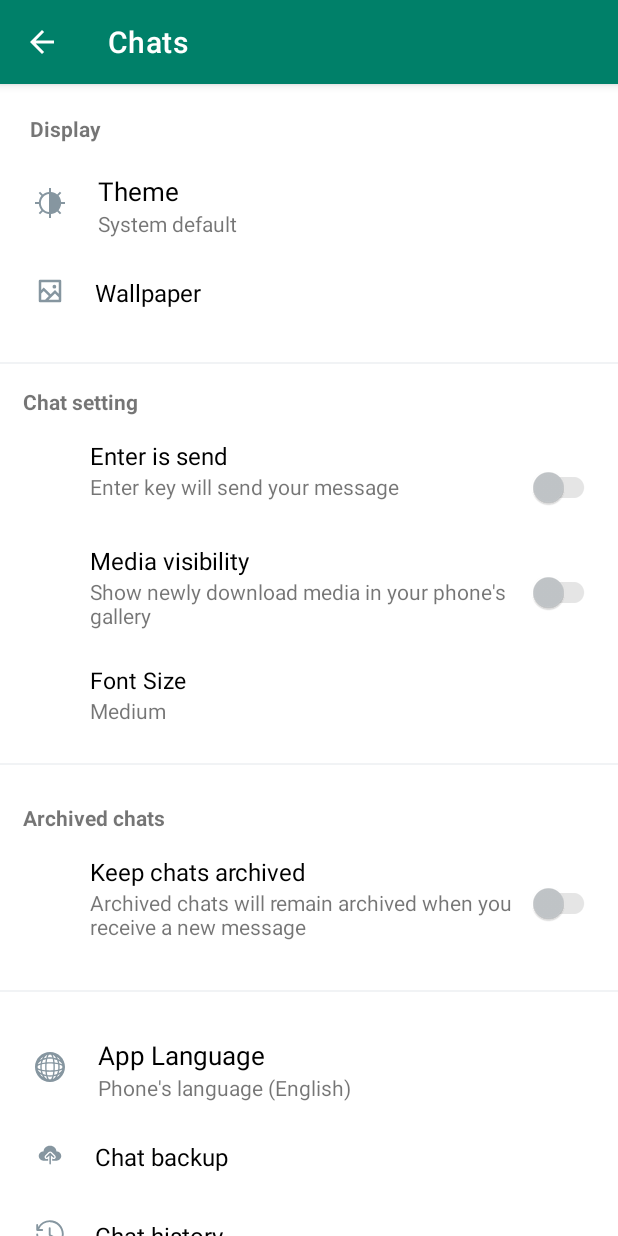
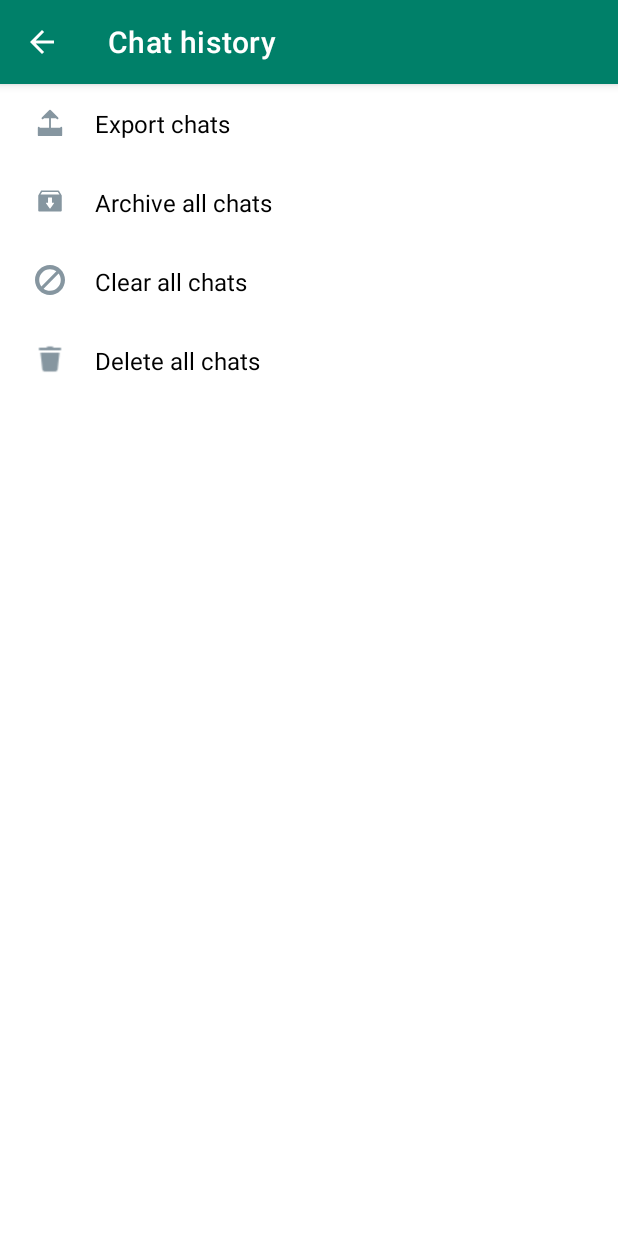
Before and after one commit to srinathcs/whatsapp_clone, an Android app: the SettingChatActivity screen opened directly, with no data from a screen before it, after a tap on "Chat history", on a phone screen of 412 x 824 dp. Run offline under Robolectric (Android 15) with nearby library versions, the phone set to English and light mode, and no system bars.

Commit message:
chat setting fully done

```diff
--- a/app/src/main/AndroidManifest.xml
+++ b/app/src/main/AndroidManifest.xml
@@ -60,6 +60,8 @@
 
         <activity android:name=".presentation.chatSettingBackup.ChatBackUpActivity" />
 
+        <activity android:name=".presentation.chatSettingHistory.ChatSettingHistoryActivity" />
+
     </application>
 
 </manifest>
--- /dev/null
+++ b/app/src/main/java/com/whatsapp/clone/presentation/chatSettingHistory/ChatSettingHistoryActivity.java
@@ -0,0 +1,88 @@
+package com.whatsapp.clone.presentation.chatSettingHistory;
+
+import android.graphics.Color;
+import android.graphics.drawable.ColorDrawable;
+import android.os.Bundle;
+import android.view.MenuItem;
+import android.view.Window;
+
+import androidx.annotation.Nullable;
+import androidx.appcompat.app.ActionBar;
+import androidx.appcompat.app.AppCompatActivity;
+
+import com.whatsapp.clone.R;
+import com.whatsapp.clone.presentation.chatClearAllFragment.ChatClearAllFragment;
+import com.whatsapp.clone.presentation.chatDeleteAllChatsFragment.ChatDeleteAllChatFragment;
+import com.whatsapp.clone.presentation.chatHistoryArchiveFragement.ChatHistoryArchiveFragment;
+import com.whatsapp.clone.widgets.accountItemView.AccountItemView;
+import com.whatsapp.clone.widgets.accountItemView.ui.utils.AccountItem;
+import com.whatsapp.clone.widgets.settingItemView.listener.ItemClickListener;
+
+public class ChatSettingHistoryActivity extends AppCompatActivity {
+    ActionBar actionBar;
+    AccountItemView aivExport, aivArchive, aivClear, aivDelete;
+
+    @Override
+    protected void onCreate(@Nullable Bundle savedInstanceState) {
+        super.onCreate(savedInstanceState);
+        setContentView(R.layout.activity_chat_history);
+        initView();
+        onConfigSetup();
+        onActionbarSetup();
+    }
+
+    private void initView() {
+        aivExport = findViewById(R.id.aivExport);
+        aivArchive = findViewById(R.id.aivArchive);
+        aivClear = findViewById(R.id.aivClear);
+        aivDelete = findViewById(R.id.aivDelete);
+    }
+
+    private void onConfigSetup() {
+        aivExport.setItemInfo(AccountItem.EXPORT_CHAT);
+        aivArchive.setItemInfo(AccountItem.ARCHIVED_ALL_CHAT);
+        aivClear.setItemInfo(AccountItem.CLEAR_ALL_CHATS);
+        aivDelete.setItemInfo(AccountItem.DELETE_ALL_CHATS);
+        aivArchive.setItemClickListener(new ItemClickListener() {
+            @Override
+            public void onClicked() {
+                ChatHistoryArchiveFragment chatHistoryArchiveFragment = new ChatHistoryArchiveFragment();
+                chatHistoryArchiveFragment.show(getSupportFragmentManager(), "example");
+            }
+        });
+        aivClear.setItemClickListener(new ItemClickListener() {
+            @Override
+            public void onClicked() {
+                ChatClearAllFragment chatClearAllFragment = new ChatClearAllFragment();
+                chatClearAllFragment.show(getSupportFragmentManager(), "example");
+            }
+        });
+        aivDelete.setItemClickListener(new ItemClickListener() {
+            @Override
+            public void onClicked() {
+                ChatDeleteAllChatFragment chatDeleteAllChatFragment = new ChatDeleteAllChatFragment();
+                chatDeleteAllChatFragment.show(getSupportFragmentManager(), "example");
+            }
+        });
+    }
+
+    private void onActionbarSetup() {
+        actionBar = getSupportActionBar();
+        ColorDrawable colorDrawable = new ColorDrawable(Color.parseColor("#008069"));
+        actionBar.setBackgroundDrawable(colorDrawable);
+        actionBar.setDisplayHomeAsUpEnabled(true);
+        actionBar.setTitle("Chat history");
+        Window window = this.getWindow();
+        window.setStatusBarColor(this.getResources().getColor(R.color.green));
+    }
+
+    @Override
+    public boolean onOptionsItemSelected(MenuItem item) {
+        if (item.getItemId() == android.R.id.home) {
+            onBackPressed();
+            return true;
+        }
+
+        return super.onOptionsItemSelected(item);
+    }
+}
--- a/app/src/main/java/com/whatsapp/clone/presentation/settingChat/SettingChatActivity.java
+++ b/app/src/main/java/com/whatsapp/clone/presentation/settingChat/SettingChatActivity.java
@@ -15,6 +15,7 @@ import com.whatsapp.clone.R;
 import com.whatsapp.clone.presentation.chatLanguageFragment.SettingChatLanguageFragment;
 import com.whatsapp.clone.presentation.chatSettingBackup.ChatBackUpActivity;
 import com.whatsapp.clone.presentation.chatSettingCardTheme.ChatSettingThemeFragment;
+import com.whatsapp.clone.presentation.chatSettingHistory.ChatSettingHistoryActivity;
 import com.whatsapp.clone.presentation.settingChatFontFragment.SettingChatFontFragment;
 import com.whatsapp.clone.presentation.settingWallpaper.SettingWallpaperActivity;
 import com.whatsapp.clone.widgets.accountItemView.AccountItemView;
@@ -29,7 +30,7 @@ public class SettingChatActivity extends AppCompatActivity {
     ActionBar actionBar;
     ChatSettingDisplay mChatSettingDisplay;
     SettingItemView chatTheme, chatLanguage;
-    AccountItemView chatWallpaper,mAccountBackUp;
+    AccountItemView chatWallpaper, chatBackUp,chatHistory;
     ChatSetting mChatSetting;
     PrivacyItemView mFontSize;
     ChatSettingArchived mChatSettingArchived;
@@ -43,10 +44,12 @@ public class SettingChatActivity extends AppCompatActivity {
         onActionbarConfig();
         initWidget();
         onWallpaperSetup();
+        onChatHistory();
     }
 
     private void initView() {
-        mAccountBackUp = findViewById(R.id.chatBackup);
+        chatHistory=findViewById(R.id.chatHistory);
+        chatBackUp = findViewById(R.id.chatBackup);
         mFontSize = findViewById(R.id.chatFont);
         chatTheme = findViewById(R.id.chatTheme);
         chatLanguage = findViewById(R.id.chatAppLang);
@@ -86,7 +89,7 @@ public class SettingChatActivity extends AppCompatActivity {
                 onLanguageSetup();
             }
         });
-        mAccountBackUp.setItemClickListener(new ItemClickListener() {
+        chatBackUp.setItemClickListener(new ItemClickListener() {
             @Override
             public void onClicked() {
                 Intent intent= new Intent(SettingChatActivity.this, ChatBackUpActivity.class);
@@ -127,6 +130,16 @@ public class SettingChatActivity extends AppCompatActivity {
         });
     }
 
+    private void onChatHistory(){
+        chatHistory.setItemClickListener(new ItemClickListener() {
+            @Override
+            public void onClicked() {
+                Intent intent= new Intent(SettingChatActivity.this, ChatSettingHistoryActivity.class);
+                startActivity(intent);
+            }
+        });
+    }
+
     @Override
     public boolean onOptionsItemSelected(MenuItem item) {
         if (item.getItemId() == android.R.id.home) {
--- a/app/src/main/java/com/whatsapp/clone/widgets/accountItemView/AccountItemView.java
+++ b/app/src/main/java/com/whatsapp/clone/widgets/accountItemView/AccountItemView.java
@@ -98,7 +98,18 @@ public class AccountItemView extends LinearLayoutCompat {
             case REQUEST_REPORT:
                 onRequestSentSetup();
                 break;
-
+            case EXPORT_CHAT:
+                onExportChatSetup();
+                break;
+            case ARCHIVED_ALL_CHAT:
+                onArchiveSetup();
+                break;
+            case CLEAR_ALL_CHATS:
+                onClearAllChatSetup();
+                break;
+            case DELETE_ALL_CHATS:
+                onDeleteAllChats();
+                break;
         }
     }
 
@@ -136,4 +147,24 @@ public class AccountItemView extends LinearLayoutCompat {
         setTitle(getContext().getString(R.string.reqAccItem));
         setIcon(ResourcesCompat.getDrawable(getResources(), R.drawable.ic_doucment, mContext.getTheme()));
     }
+
+    public void onExportChatSetup() {
+        setTitle("Export chats");
+        setIcon(ResourcesCompat.getDrawable(getResources(), R.drawable.ic_export, mContext.getTheme()));
+    }
+
+    public void onArchiveSetup() {
+        setTitle("Archive all chats");
+        setIcon(ResourcesCompat.getDrawable(getResources(), R.drawable.ic_archive, mContext.getTheme()));
+    }
+
+    public void onClearAllChatSetup() {
+        setTitle("Clear all chats");
+        setIcon(ResourcesCompat.getDrawable(getResources(), R.drawable.ic_circle, mContext.getTheme()));
+    }
+
+    public void onDeleteAllChats() {
+        setTitle("Delete all chats");
+        setIcon(ResourcesCompat.getDrawable(getResources(), R.drawable.ic_dlt, mContext.getTheme()));
+    }
 }
--- a/app/src/main/java/com/whatsapp/clone/widgets/accountItemView/ui/utils/AccountItem.java
+++ b/app/src/main/java/com/whatsapp/clone/widgets/accountItemView/ui/utils/AccountItem.java
@@ -1,5 +1,6 @@
 package com.whatsapp.clone.widgets.accountItemView.ui.utils;
 
 public enum AccountItem {
-    PRIVACY, SECURITY, TWO_STEP_VERIFICATION, CHANGE_NUMBER, REQUEST_ACCOUNT_INFO, DELETE_MY_ACCOUNT, REQUEST_REPORT
+    PRIVACY, SECURITY, TWO_STEP_VERIFICATION, CHANGE_NUMBER, REQUEST_ACCOUNT_INFO, DELETE_MY_ACCOUNT, REQUEST_REPORT,EXPORT_CHAT,
+    ARCHIVED_ALL_CHAT, CLEAR_ALL_CHATS, DELETE_ALL_CHATS
 }
--- /dev/null
+++ b/app/src/main/res/drawable/ic_archive.xml
@@ -0,0 +1,9 @@
+<vector xmlns:android="http://schemas.android.com/apk/res/android"
+    android:width="100dp"
+    android:height="100dp"
+    android:viewportWidth="100"
+    android:viewportHeight="100">
+  <path
+      android:fillColor="#8696a0"
+      android:pathData="M89.15,32.93c0,-0.04 0.01,-0.07 0.01,-0.11c0,-1.02 -0.39,-1.93 -1.02,-2.64l0.02,-0.01L80.29,16.54c-0.28,-1.11 -1.28,-1.92 -2.47,-1.91c-0.08,0 -0.16,0.02 -0.24,0.02v-0.02H22.22v0c-0.01,0 -0.03,-0 -0.04,-0c-0.96,-0 -1.76,0.53 -2.17,1.32l-0.01,-0L11.79,30.17l0.01,0.01c-0.6,0.71 -0.96,1.62 -0.96,2.64c0,0.05 0.01,0.09 0.01,0.14v48.21c-0,0.05 -0.01,0.09 -0.01,0.14c0,2.28 1.82,4.07 4.09,4.07c0.04,0 0.08,-0.01 0.13,-0.01h69.87c0.04,0 0.08,0.01 0.13,0.01c2.28,0 4.1,-1.78 4.1,-4.06c0,-0.04 -0.01,-0.07 -0.01,-0.1V32.93zM63.41,57.49L51.02,74.92c-0.23,0.32 -0.59,0.5 -0.98,0.51c0,0 0,0 -0,0c-0.39,0 -0.75,-0.19 -0.98,-0.5L36.59,57.49c-0.26,-0.37 -0.3,-0.85 -0.09,-1.25c0.21,-0.4 0.62,-0.65 1.07,-0.65h5.83l0,-15.65c0,-0.67 0.54,-1.21 1.2,-1.21h10.79c0.67,0 1.2,0.54 1.2,1.2v15.65h5.83c0.45,0 0.87,0.25 1.07,0.65C63.71,56.64 63.67,57.12 63.41,57.49zM18.38,28.73l5.26,-9.12h52.67l5.27,9.12H18.38z"/>
+</vector>
--- /dev/null
+++ b/app/src/main/res/drawable/ic_circle.xml
@@ -0,0 +1,9 @@
+<vector xmlns:android="http://schemas.android.com/apk/res/android"
+    android:width="28.25dp"
+    android:height="28.25dp"
+    android:viewportWidth="28.25"
+    android:viewportHeight="28.25">
+  <path
+      android:fillColor="#8696a0"
+      android:pathData="M14.125,0C6.337,0 0,6.337 0,14.125S6.337,28.25 14.125,28.25S28.25,21.913 28.25,14.125S21.913,0 14.125,0zM4,14.125C4,8.542 8.542,4 14.125,4c2.251,0 4.325,0.747 6.009,1.994L5.993,20.134C4.747,18.45 4,16.376 4,14.125zM14.125,24.25c-2.251,0 -4.326,-0.748 -6.011,-1.995l14.141,-14.14c1.247,1.684 1.995,3.759 1.995,6.01C24.25,19.708 19.708,24.25 14.125,24.25z"/>
+</vector>
--- /dev/null
+++ b/app/src/main/res/drawable/ic_export.xml
@@ -0,0 +1,13 @@
+<vector xmlns:android="http://schemas.android.com/apk/res/android"
+    android:width="32dp"
+    android:height="32dp"
+    android:viewportWidth="32"
+    android:viewportHeight="32">
+  <path
+      android:pathData="M28,22L28,30 4,30 4,22M16,4L16,24M8,12L16,4 24,12"
+      android:strokeLineJoin="round"
+      android:strokeWidth="2"
+      android:fillColor="#8696a0"
+      android:strokeColor="#8696a0"
+      android:strokeLineCap="round"/>
+</vector>
--- /dev/null
+++ b/app/src/main/res/layout/activity_chat_history.xml
@@ -0,0 +1,27 @@
+<?xml version="1.0" encoding="utf-8"?>
+<androidx.appcompat.widget.LinearLayoutCompat xmlns:android="http://schemas.android.com/apk/res/android"
+    android:layout_width="match_parent"
+    android:layout_height="match_parent"
+    android:orientation="vertical">
+
+    <com.whatsapp.clone.widgets.accountItemView.AccountItemView
+        android:id="@+id/aivExport"
+        android:layout_width="match_parent"
+        android:layout_height="wrap_content" />
+
+    <com.whatsapp.clone.widgets.accountItemView.AccountItemView
+        android:id="@+id/aivArchive"
+        android:layout_width="match_parent"
+        android:layout_height="wrap_content" />
+
+    <com.whatsapp.clone.widgets.accountItemView.AccountItemView
+        android:id="@+id/aivClear"
+        android:layout_width="match_parent"
+        android:layout_height="wrap_content" />
+
+    <com.whatsapp.clone.widgets.accountItemView.AccountItemView
+        android:id="@+id/aivDelete"
+        android:layout_width="match_parent"
+        android:layout_height="wrap_content" />
+
+</androidx.appcompat.widget.LinearLayoutCompat>
--- a/app/src/main/res/values/colors.xml
+++ b/app/src/main/res/values/colors.xml
@@ -16,6 +16,7 @@
     <color name="blue">#027eb5</color>
     <color name="lite">#1b252a</color>
     <color name="red">#FF0000</color>
+    <color name="textColor">#757575</color>
 
     <color name="disable_foreground_grey">#42221f1f</color>
     <color name="disable_thumb_grey">#1c000000</color>
--- a/app/src/main/res/values/dimens.xml
+++ b/app/src/main/res/values/dimens.xml
@@ -74,6 +74,7 @@
     <dimen name="dp350">350dp</dimen>
     <dimen name="dp500">500dp</dimen>
     <dimen name="dp78">78dp</dimen>
+    <dimen name="dp170">170dp</dimen>
 
 
 </resources>
--- a/app/src/main/res/values/strings.xml
+++ b/app/src/main/res/values/strings.xml
@@ -164,6 +164,8 @@
     <string name="btnBackup">BACK UP</string>
     <string name="chatBackupTime">Local: 8:09 am</string>
     <string name="chatBackupTiming">Google Drive: Never</string>
+    <string name="btClearChat">CLEAR CHATS</string>
+    <string name="btDeleteChats">DELETE CHATS</string>
 
 
 </resources>
```
Also changed, not shown: app/src/main/java/com/whatsapp/clone/presentation/chatClearAllFragment/ChatClearAllFragment.java (added, +74 -0 lines), app/src/main/java/com/whatsapp/clone/presentation/chatDeleteAllChatsFragment/ChatDeleteAllChatFragment.java (added, +68 -0 lines), app/src/main/java/com/whatsapp/clone/presentation/chatHistoryArchiveFragement/ChatHistoryArchiveFragment.java (added, +61 -0 lines), app/src/main/res/layout/chat_history_delete_all.xml (added, +56 -0 lines), app/src/main/res/layout/setting_chat_clear_all.xml (added, +66 -0 lines), app/src/main/res/layout/setting_chat_history_card.xml (added, +44 -0 lines).
